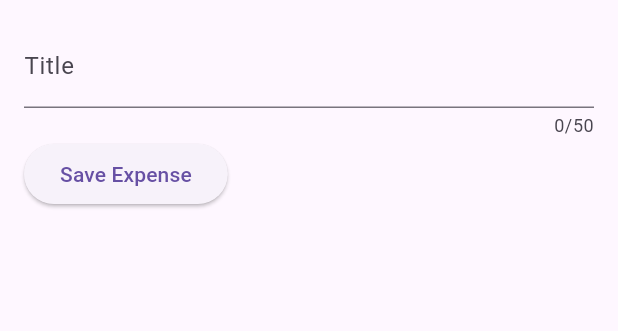
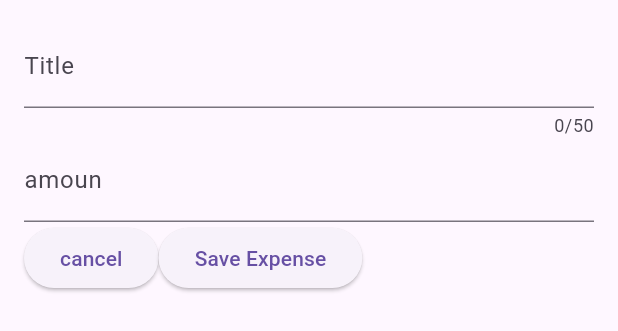
Before and after one commit to TommyPurba/expanse_tracker, a Flutter app: the NewExpense widget shown alone on an empty page, opened directly, after a tap on "Save Expense", on a phone screen of 412 x 824 dp. Shown: the top 331 px of the screen. Run offline on Flutter 3.47's test engine with Material 3 defaults, Android fonts, the phone set to English and light mode, and no system bars.

Commit message:
add amount

```diff
--- a/lib/widgets/new_expense.dart
+++ b/lib/widgets/new_expense.dart
@@ -11,10 +11,15 @@ const NewExpense ({super.key});
 }
 
 class _NewExpenseState extends State<NewExpense>{
-  var _enteredTitle = '';
 
-  void _saveInputTitle(String inputValue){
-    _enteredTitle = inputValue ;
+  final _titleControler = TextEditingController();
+  final _amountControler = TextEditingController();
+
+  @override
+  void dispose() {
+    _titleControler.dispose();
+    _amountControler.dispose();
+    super.dispose();
   }
   @override
   Widget build(BuildContext context) {
@@ -23,16 +28,29 @@ class _NewExpenseState extends State<NewExpense>{
     child: Column(
       children: [
         TextField(
-          onChanged: _saveInputTitle,
+          controller: _titleControler,
           maxLength: 50,
           decoration: InputDecoration(
             label: Text("Title")
           ),
         ),
+         TextField(
+          controller: _amountControler,
+          keyboardType: TextInputType.number,
+          decoration: InputDecoration(
+            prefixText: '\$',
+            label: Text("amoun")
+          ),
+        ),
         Row(
           children: [
             ElevatedButton(onPressed: (){
-              print(_enteredTitle);
+
+            },
+            child: Text('cancel')),
+            ElevatedButton(onPressed: (){
+               print(_titleControler.text);
+              print(_amountControler.text);
             },
             child: Text('Save Expense'))
           ],
```
